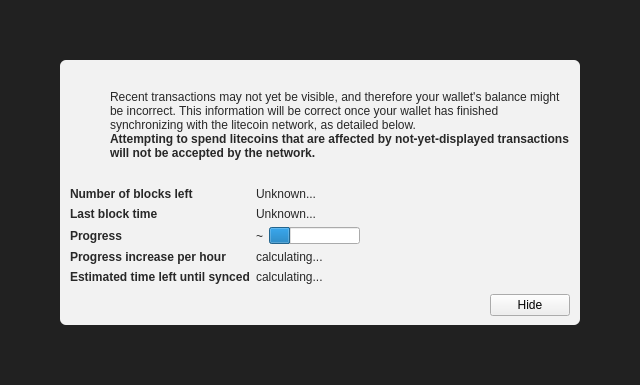
Before: the Qt Designer form src/qt/forms/modaloverlay.ui in c-iordache/litecoin-clone, drawn with Qt 5.
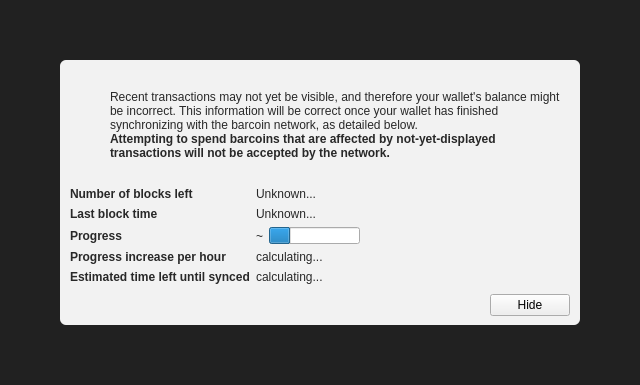
After: the same form once the commit is applied. Icons and pictures are not drawn. Custom widgets are drawn as their Qt base class.

Commit message: litecoin->barcoin

```diff
--- a/src/qt/forms/modaloverlay.ui
+++ b/src/qt/forms/modaloverlay.ui
@@ -130,7 +130,7 @@
              <item>
               <widget class="QLabel" name="infoText">
                <property name="text">
-                <string>Recent transactions may not yet be visible, and therefore your wallet's balance might be incorrect. This information will be correct once your wallet has finished synchronizing with the litecoin network, as detailed below.</string>
+                <string>Recent transactions may not yet be visible, and therefore your wallet's balance might be incorrect. This information will be correct once your wallet has finished synchronizing with the barcoin network, as detailed below.</string>
                </property>
                <property name="textFormat">
                 <enum>Qt::RichText</enum>
@@ -149,7 +149,7 @@
                 </font>
                </property>
                <property name="text">
-                <string>Attempting to spend litecoins that are affected by not-yet-displayed transactions will not be accepted by the network.</string>
+                <string>Attempting to spend barcoins that are affected by not-yet-displayed transactions will not be accepted by the network.</string>
                </property>
                <property name="textFormat">
                 <enum>Qt::RichText</enum>
```
The commit also changes 218 other files.
